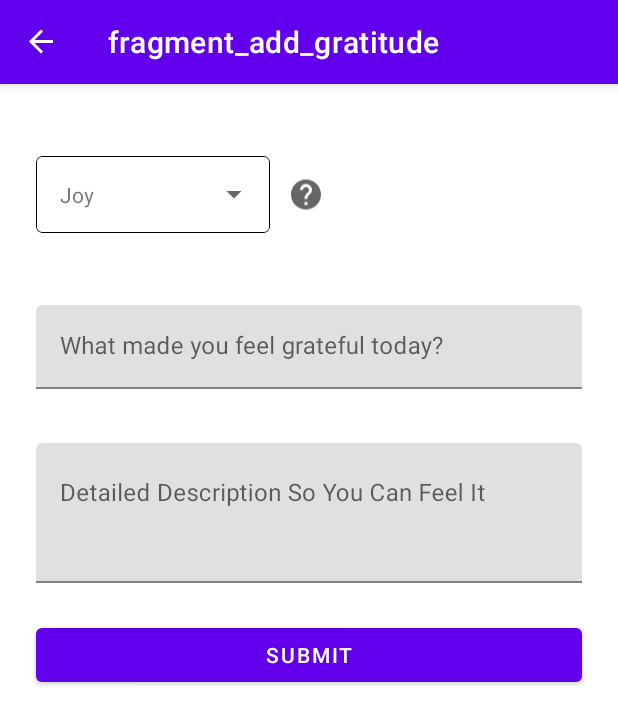
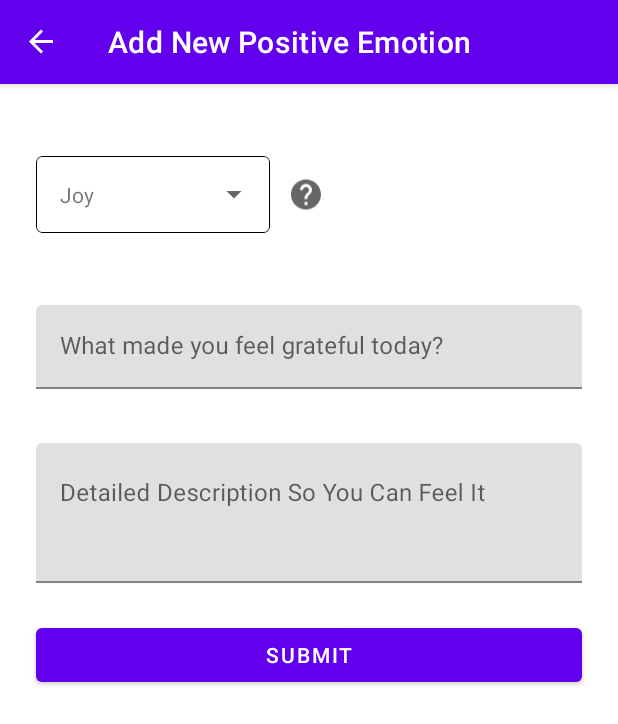
Before and after one commit to hezbims/Grateful-Note, an Android app: the screen it shows after launch (MainActivity), after a tap on "ADD NEW GRATITUDE", on a phone screen of 412 x 824 dp. Shown: the top 724 px of the screen. Run offline under Robolectric (Android 15) with nearby library versions, the phone set to English and light mode, and no system bars; our stand-ins replace Room's generated code, data binding, navigation-ui; 1 statement that could not run was skipped.

Commit message:
Change Fragment title pada navigation.xml(label)

```diff
--- a/app/src/main/java/com/example/gratefulnote/editpe/EditPositiveEmotion.kt
+++ b/app/src/main/java/com/example/gratefulnote/editpe/EditPositiveEmotion.kt
@@ -62,6 +62,8 @@ class EditPositiveEmotion : Fragment() {
         return super.onOptionsItemSelected(item)
     }
 
+
+
     private fun getViewModelFactory() : EditPositiveEmotionViewModelFactory{
         val application = requireNotNull(this.activity).application
         val dataSource = PositiveEmotionDatabase.getInstance(application).positiveEmotionDatabaseDao
--- a/app/src/main/res/navigation/navigation.xml
+++ b/app/src/main/res/navigation/navigation.xml
@@ -8,7 +8,7 @@
     <fragment
         android:id="@+id/mainFragment"
         android:name="com.example.gratefulnote.mainfragment.MainFragment"
-        android:label="MainFragment"
+        android:label="Main Menu"
         tools:layout="@layout/fragment_main">
         <action
             android:id="@+id/action_mainFragment_to_addGratetitudeFragment"
@@ -20,8 +20,8 @@
     <fragment
         android:id="@+id/addGratetitudeFragment"
         android:name="com.example.gratefulnote.addgratitudefragment.AddGratitudeFragment"
-        android:label="fragment_add_gratitude"
-        tools:layout="@layout/fragment_add_gratitude" >
+        android:label="Add New Positive Emotion"
+        tools:layout="@layout/fragment_add_gratitude">
         <action
             android:id="@+id/action_addGratetitudeFragment_to_topeHelpFragment"
             app:destination="@id/topeHelpFragment" />
@@ -29,13 +29,13 @@
     <fragment
         android:id="@+id/topeHelpFragment"
         android:name="com.example.gratefulnote.topehelpfragment.TopeHelpFragment"
-        android:label="TopeHelpFragment"
-        tools:layout="@layout/fragment_tope_help"/>
+        android:label="Positive Emotion Info"
+        tools:layout="@layout/fragment_tope_help" />
     <fragment
         android:id="@+id/editPositiveEmotion"
         android:name="com.example.gratefulnote.editpe.EditPositiveEmotion"
-        android:label="edit_positive_emotion_fragment"
-        tools:layout="@layout/fragment_edit_positive_emotion" >
+        android:label="@string/edit"
+        tools:layout="@layout/fragment_edit_positive_emotion">
         <argument
             android:name="positive_emotion_id"
             app:argType="long" />
--- a/app/src/main/res/values-night/strings.xml
+++ b/app/src/main/res/values-night/strings.xml
@@ -13,7 +13,7 @@
     <string name="help">help</string>
     <string name="title">Title</string>
     <string name="description">Description</string>
-    <string name="edit">edit</string>
+    <string name="edit">Edit</string>
     <string name="save_change">Save Changes</string>
     <string name="confirm_save">Are you sure to save the changes?</string>
     <string name="yes">Yes</string>
--- a/app/src/main/res/values/strings.xml
+++ b/app/src/main/res/values/strings.xml
@@ -17,7 +17,7 @@
         Joy :\n\tPerasaan</string>
     <string name="title">Title</string>
     <string name="description">Description</string>
-    <string name="edit">edit</string>
+    <string name="edit">Edit</string>
     <string name="save_change">Save Changes</string>
     <string name="confirm_save">Are you sure to save the changes?</string>
     <string name="yes">Yes</string>
```
